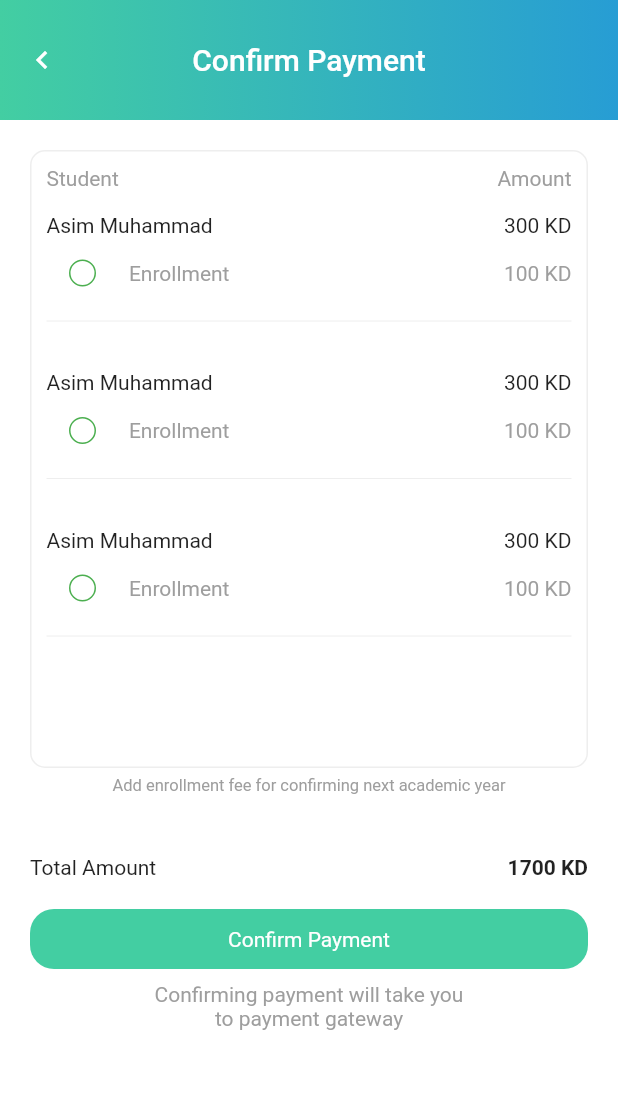
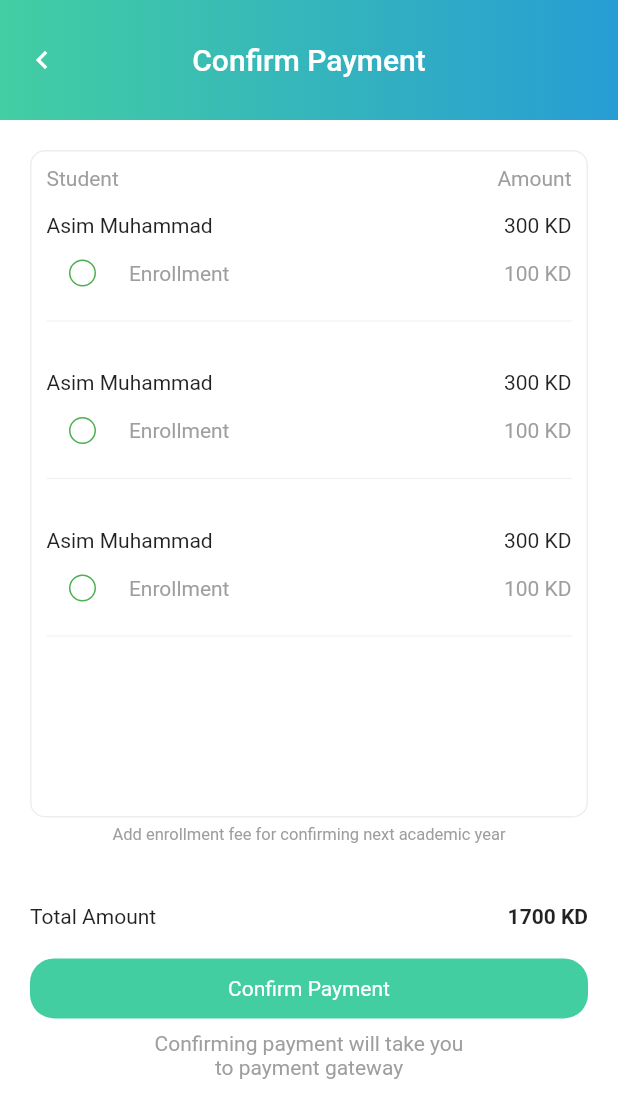
Before and after one commit to kirancchand/nurture, a Flutter app: the screen it shows after launch, item 2 of the bottom bar chosen, after a tap on "Pay Now", on a phone screen of 412 x 824 dp. Shown: the top 1118 px of the screen. Run offline on Flutter 3.47's test engine with Material 2 defaults, Android fonts, the phone set to English and light mode, and no system bars; our stand-ins replace get, modal_progress_hud_nsn.

Commit message:
push with changes in container height

```diff
--- a/lib/screen/confirmpayment.dart
+++ b/lib/screen/confirmpayment.dart
@@ -45,7 +45,7 @@ class _ConfirmPaymentState extends State<ConfirmPayment> {
         child: ListView(
           children: [
             Container(
-              height: MediaQuery.of(context).size.height * .50,
+              height: MediaQuery.of(context).size.height * .54,
               width: MediaQuery.of(context).size.width,
               decoration: BoxDecoration(
                   borderRadius: BorderRadius.circular(10),
--- a/lib/screen/myhome.dart
+++ b/lib/screen/myhome.dart
@@ -84,7 +84,7 @@ class _MyHomeState extends State<MyHome> {
                   height: 15,
                 ),
                 Container(
-                    height: MediaQuery.of(context).size.height * .5,
+                   // height: MediaQuery.of(context).size.height * .5,
                     width: MediaQuery.of(context).size.width,
                     decoration: BoxDecoration(
                       borderRadius: BorderRadius.circular(8),
@@ -137,7 +137,7 @@ class _MyHomeState extends State<MyHome> {
 
   Widget OutStandingSection() {
     return Container(
-      height: 312, //MediaQuery.of(context).size.height*.488,
+      //height: MediaQuery.of(context).size.height*.488,
       width: MediaQuery.of(context).size.width,
       decoration: BoxDecoration(
         borderRadius: BorderRadius.circular(15), //circular(15),
--- a/lib/screen/notification.dart
+++ b/lib/screen/notification.dart
@@ -62,7 +62,7 @@ class _NotificationsState extends State<Notifications> {
                   height: 17,
                 ),
                 Container(
-                  height: MediaQuery.of(context).size.height * .137,
+                 // height: MediaQuery.of(context).size.height * .137,
                   width: MediaQuery.of(context).size.width * .85,
                   decoration: BoxDecoration(
                       borderRadius: BorderRadius.circular(6),
--- a/lib/screen/paymenthistory.dart
+++ b/lib/screen/paymenthistory.dart
@@ -61,7 +61,7 @@ class _PaymentHistoryState extends State<PaymentHistory> {
                   height: 17,
                 ),
                 Container(
-                  height: MediaQuery.of(context).size.height * .137,
+                 // height: MediaQuery.of(context).size.height * .137,
                   width: MediaQuery.of(context).size.width * .85,
                   decoration: BoxDecoration(
                       borderRadius: BorderRadius.circular(6),
--- a/lib/screen/paymentpending.dart
+++ b/lib/screen/paymentpending.dart
@@ -54,7 +54,7 @@ class _PaymentPendingState extends State<PaymentPending> {
                   height: 17,
                 ),
                 Container(
-                  height: MediaQuery.of(context).size.height * .137,
+                 // height: MediaQuery.of(context).size.height * .137,
                   width: MediaQuery.of(context).size.width * .85,
                   decoration: BoxDecoration(
                       borderRadius: BorderRadius.circular(6),
@@ -137,7 +137,7 @@ class _PaymentPendingState extends State<PaymentPending> {
             height: 5,
           ),
           Container(
-            height: MediaQuery.of(context).size.height * .70,
+           // height: MediaQuery.of(context).size.height * .70,
             width: MediaQuery.of(context).size.width,
             decoration: BoxDecoration(
                 borderRadius: BorderRadius.circular(8),
@@ -179,7 +179,8 @@ class _PaymentPendingState extends State<PaymentPending> {
                   SizedBox(height: 20),
                   Center(
                     child:payNowButtons(),
-                  )
+                  ),
+                  SizedBox(height:20)
                 ],
               )
 
--- a/lib/widget/list.dart
+++ b/lib/widget/list.dart
@@ -80,7 +80,7 @@ class paymentHistoryList extends StatelessWidget {
     return Padding(
       padding: const EdgeInsets.only(top: 16, left: 16, right: 16),
       child: Container(
-        height: 103,
+       // height:  MediaQuery.of(context).size.height*.19,
         width: MediaQuery.of(context).size.width,
         decoration: BoxDecoration(
           border: Border.all(color: Colors.grey, width: .5),
```
Also changed, not shown: lib/screen/contactinformation.dart (+7 -1 lines).
